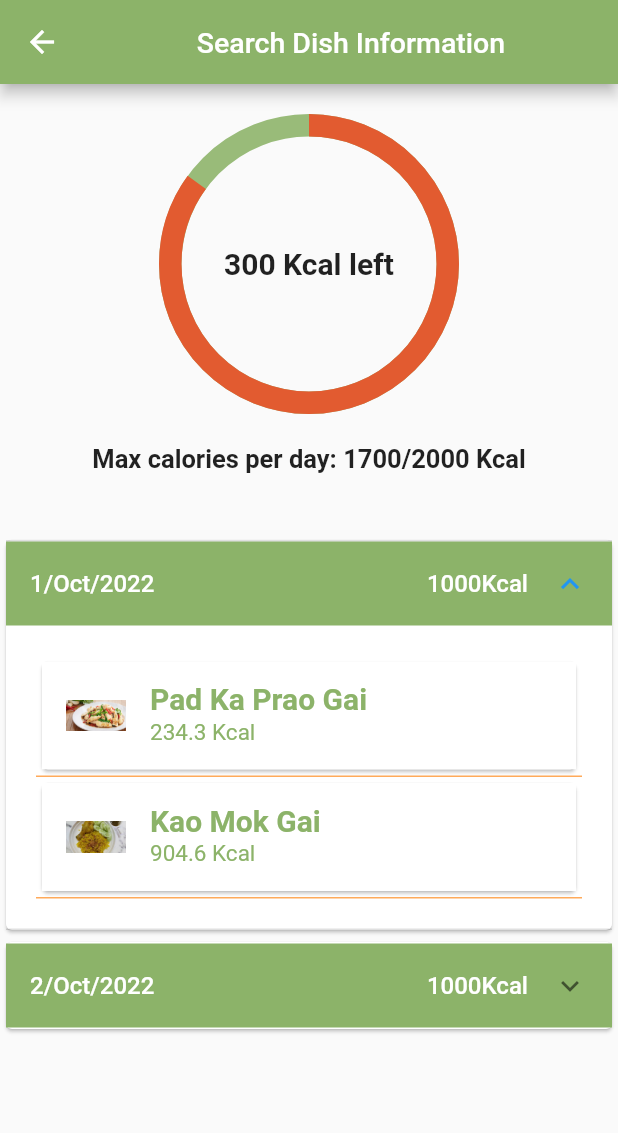
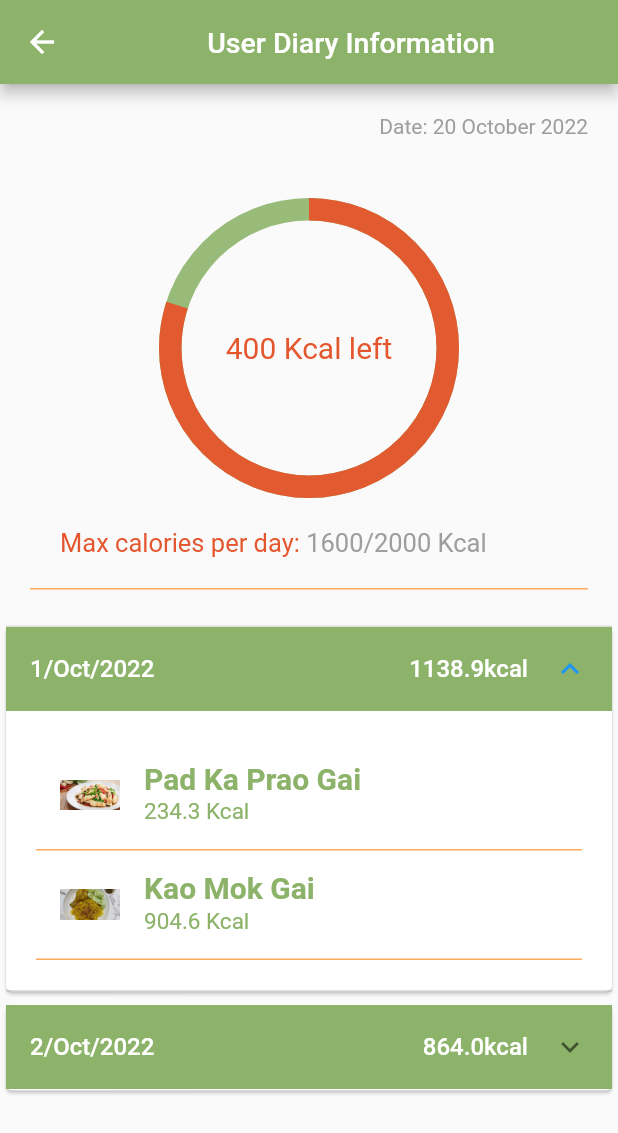
Before and after one commit to BlackCerulean/Kalrify, a Flutter app: the Udiary screen opened directly, after a tap on "1/Oct/2022", on a phone screen of 412 x 824 dp. Shown: the top 1133 px of the screen. Run offline on Flutter 3.47's test engine with Material 2 defaults, Android fonts, the phone set to English and light mode, and no system bars; drawn by our look-alikes of percent_indicator; our stand-ins replace image_picker.

Commit message:
[UPDATE] User Diary

```diff
--- a/food_classi_application/lib/component/Udiary.dart
+++ b/food_classi_application/lib/component/Udiary.dart
@@ -1,6 +1,7 @@
 import 'package:flutter/material.dart';
 import 'package:percent_indicator/percent_indicator.dart';
 import 'DiaryList.dart';
+import 'package:intl/intl.dart';
 
 class Udiary extends StatefulWidget {
   @override
@@ -10,9 +11,9 @@ class Udiary extends StatefulWidget {
 class _UdiaryState extends State<Udiary> {
   bool _showData = false;
   int maxCal = 2000;
-  int eatCal = 1700;
+  int eatCal = 1600;
   List<DiaryDish> diary = [
-    DiaryDish(date: "1/Oct/2022", dish: [
+    DiaryDish(date: "1/Oct/2022", totalCal: 1138.9, dish: [
       DishList(
           name: "Pad Ka Prao Gai",
           calories: 234.3,
@@ -28,7 +29,7 @@ class _UdiaryState extends State<Udiary> {
           protein: 55.7,
           img: 'assets/KaoMokGai.jpg'),
     ]),
-    DiaryDish(date: "2/Oct/2022", dish: [
+    DiaryDish(date: "2/Oct/2022", totalCal: 864, dish: [
       DishList(
           name: "Kao Moo Dang",
           calories: 521,
@@ -52,7 +53,7 @@ class _UdiaryState extends State<Udiary> {
       appBar: AppBar(
         title: Center(
           child: Text(
-            "Search Dish Information",
+            "User Diary Information",
             style: TextStyle(
               fontSize: 19,
             ),
@@ -64,6 +65,27 @@ class _UdiaryState extends State<Udiary> {
         child: ListView(children: <Widget>[
           Padding(
             padding: const EdgeInsets.all(20.0),
+            child: Center(
+              child: Container(
+                child: Align(
+                  alignment: Alignment.topRight,
+                  child: Text(
+                    "Date: "+DateFormat("dd MMMM yyyy")
+                        .format(DateTime.now())
+                        .toString(),
+                    style: TextStyle(color: Colors.grey),
+                  ),
+                ),
+              ),
+            ),
+          ),
+          Padding(
+            padding: const EdgeInsets.all(20.0),
+            child: Container(
+              decoration: BoxDecoration(
+                  border: Border(
+                      bottom:
+                          BorderSide(color: Color.fromRGBO(255, 170, 90, 1)))),
               child: new CircularPercentIndicator(
                 radius: 100.0,
                 animation: true,
@@ -71,26 +93,37 @@ class _UdiaryState extends State<Udiary> {
                 lineWidth: 15.0,
                 percent: eatCal / maxCal,
                 center: new Text(
-                  "300 Kcal left",
+                  (maxCal - eatCal).toString() + " Kcal left",
                   style: new TextStyle(
-                      fontWeight: FontWeight.bold, fontSize: 20.0),
+                      fontWeight: FontWeight.w400,
+                      fontSize: 20.0,
+                      color: Color.fromRGBO(228, 87, 46, 1)),
                 ),
                 footer: Padding(
                   padding: const EdgeInsets.all(20.0),
-                  child: new Text(
-                    "Max calories per day: " +
-                        eatCal.toString() +
-                        "/" +
-                        maxCal.toString() +
-                        " Kcal",
+                  child: Row(children: [
+                    new Text(
+                      "Max calories per day: ",
                       style: new TextStyle(
-                        fontWeight: FontWeight.bold, fontSize: 17.0),
+                          fontWeight: FontWeight.w400,
+                          fontSize: 17.0,
+                          color: Color.fromRGBO(228, 87, 46, 1)),
                     ),
+                    new Text(
+                      eatCal.toString() + "/" + maxCal.toString() + " Kcal",
+                      style: new TextStyle(
+                          fontWeight: FontWeight.w400,
+                          fontSize: 17.0,
+                          color: Colors.grey),
+                    ),
+                  ]),
                 ),
                 circularStrokeCap: CircularStrokeCap.butt,
                 backgroundColor: Color.fromARGB(226, 140, 179, 105),
                 progressColor: Color.fromARGB(248, 228, 88, 46),
-              )),
+              ),
+            ),
+          ),
           // DiaryList(),
           Padding(
             padding: const EdgeInsets.symmetric(horizontal: 0.0),
@@ -118,27 +151,18 @@ class _UdiaryState extends State<Udiary> {
           collapsedTextColor: Colors.white,
 
           // backgroundColor: Color.fromARGB(255, 255, 255, 255),
-          title: Row(
-        mainAxisAlignment: MainAxisAlignment.spaceBetween,
-        children:[
+          title:
+              Row(mainAxisAlignment: MainAxisAlignment.spaceBetween, children: [
             Text(
               item.date,
               style: TextStyle(fontSize: 16.0, fontWeight: FontWeight.w500),
             ),
             Text(
-            "1000Kcal",
+              (item.totalCal).toString() + "kcal",
               style: TextStyle(fontSize: 16.0, fontWeight: FontWeight.w500),
             ),
-        ]
-      ),
-
-          // trailing: Text(
-          //   "1000Kcal",
-          //   style: TextStyle(fontSize: 16.0, fontWeight: FontWeight.w500),
-          // ),
+          ]),
           controlAffinity: ListTileControlAffinity.trailing,
-
-
           children: <Widget>[
             Container(
               constraints: BoxConstraints(
@@ -151,6 +175,7 @@ class _UdiaryState extends State<Udiary> {
                 tileColor: Colors.white,
                 child: Container(
                   child: ListView.builder(
+                    physics: NeverScrollableScrollPhysics(),
                     shrinkWrap: true,
                     itemCount: item.dish.length,
                     itemBuilder: (context, index) {
@@ -297,8 +322,8 @@ class _UdiaryState extends State<Udiary> {
                         child: Container(
                           decoration: BoxDecoration(
                               border: Border(
-                                  bottom: BorderSide(color: Color.fromRGBO(255, 170, 90, 1)))),
-                          child: Card(
+                                  bottom: BorderSide(
+                                      color: Color.fromRGBO(255, 170, 90, 1)))),
                           child: ListTile(
                             leading: CircleAvatar(
                               child: Image.asset(item.dish[index].img),
@@ -312,11 +337,9 @@ class _UdiaryState extends State<Udiary> {
                                   fontSize: 20),
                             ),
                             subtitle: Text(
-                                  item.dish[index].calories.toString() +
-                                      " Kcal",
+                                item.dish[index].calories.toString() + " Kcal",
                                 style: TextStyle(
                                     color: Color(0xFF8cb369), fontSize: 15)),
-                            ),
                           ),
                         ),
                       );
@@ -334,11 +357,13 @@ class _UdiaryState extends State<Udiary> {
 
 class DiaryDish {
   String date;
+  double? totalCal;
   List<DishList> dish;
   bool isExpanded;
 
   DiaryDish({
     required this.date,
+    required this.totalCal,
     required this.dish,
     this.isExpanded = false,
   });
--- a/food_classi_application/pubspec.yaml
+++ b/food_classi_application/pubspec.yaml
@@ -35,6 +35,7 @@ dependencies:
   json_annotation: ^4.6.0
   http: any
   percent_indicator: ^4.2.2
+  intl: ^0.17.0
   # pytorch_mobile: ^0.2.2
 #  alice: ^0.2.5
 
```
Also changed, not shown: food_classi_application/pubspec.lock. Lines whose indentation alone changed are shown as unchanged.
